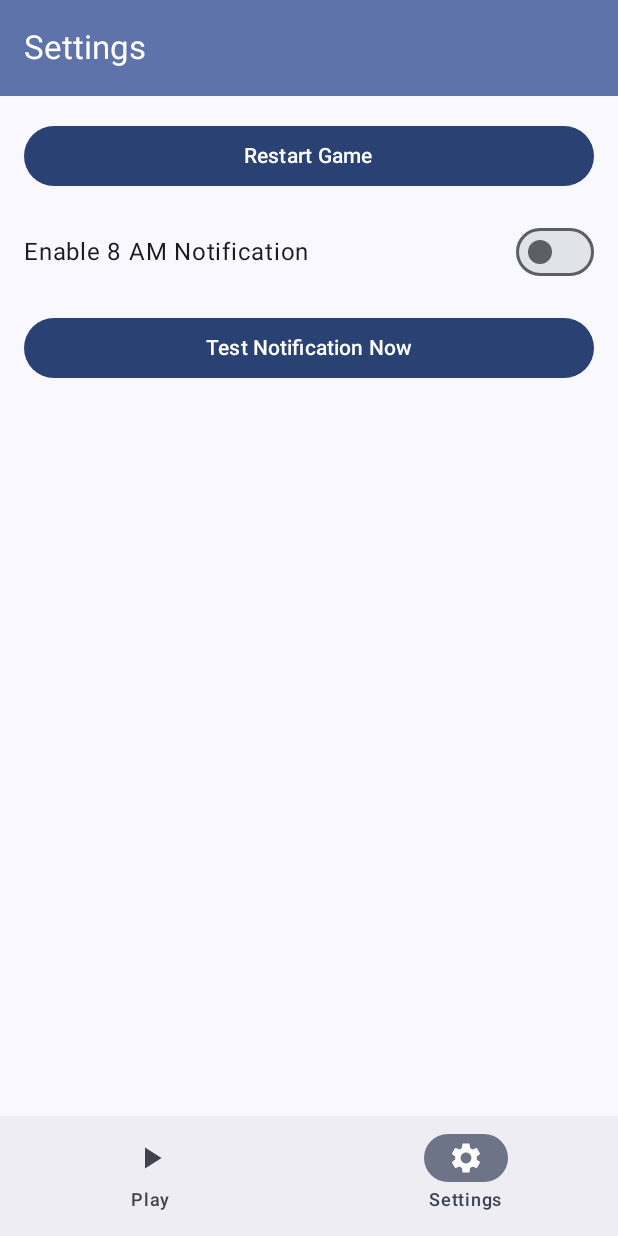
After one commit to dyor/TheAccountant2, an Android app built with Jetpack Compose: the SettingsScreen screen opened through its navigation route, on a phone screen of 412 x 824 dp. The commit adds this screen. Run offline under Robolectric (Android 15) with nearby library versions, the phone set to English and light mode, and no system bars.

Commit message:
Notifications

```diff
--- a/app/src/main/java/com/example/theaccountant2/MainActivity.kt
+++ b/app/src/main/java/com/example/theaccountant2/MainActivity.kt
@@ -11,10 +11,10 @@ import androidx.activity.result.contract.ActivityResultContracts
 import androidx.compose.foundation.layout.fillMaxSize // Keep if used by MainAppScaffold or its children
 import androidx.compose.material3.MaterialTheme // Keep
 import androidx.compose.material3.Surface // Keep
-// Remove Text, Composable, Modifier, Preview for Greeting if not used directly here
+import androidx.compose.ui.Modifier // **** UNCOMMENTED THIS LINE ****
+// Remove Text, Composable, Preview for Greeting if not used directly here
 // import androidx.compose.material3.Text
 // import androidx.compose.runtime.Composable
-// import androidx.compose.ui.Modifier
 // import androidx.compose.ui.tooling.preview.Preview
 import androidx.core.content.ContextCompat
 // import com.example.theaccountant2.ui.navigation.AppNavigation // This will now be called by MainAppScaffold
@@ -47,7 +47,7 @@ class MainActivity : ComponentActivity() {
         setContent {
             TheAccountant2Theme {
                 Surface( // Surface can remain if it\'s part of your overall theme/background
-                    modifier = Modifier.fillMaxSize(),
+                    modifier = Modifier.fillMaxSize(), // This line needs the Modifier import
                     color = MaterialTheme.colorScheme.background
                 ) {
                     MainAppScaffold() // **** USE MainAppScaffold HERE ****
--- /dev/null
+++ b/app/src/main/java/com/example/theaccountant2/ui/navigation/AppNavigation.kt
@@ -0,0 +1,62 @@
+package com.example.theaccountant2.ui.navigation
+
+import androidx.compose.runtime.Composable
+import androidx.compose.ui.platform.LocalContext // Added import
+import androidx.lifecycle.viewmodel.compose.viewModel // Added import
+import androidx.navigation.NavHostController
+import androidx.navigation.NavType
+import androidx.navigation.compose.NavHost
+import androidx.navigation.compose.composable
+import androidx.navigation.navArgument
+import com.example.theaccountant2.AccountantApp // Added import
+import com.example.theaccountant2.ui.screen.BalanceSheetScreen
+import com.example.theaccountant2.ui.screen.IncomeStatementScreen
+import com.example.theaccountant2.ui.screen.JournalEntryScreen
+import com.example.theaccountant2.ui.screen.ScenarioScreen
+import com.example.theaccountant2.ui.viewmodel.FinancialStatementViewModel // Added import
+import com.example.theaccountant2.ui.viewmodel.JournalEntryViewModel // Added import
+import com.example.theaccountant2.ui.viewmodel.ScenarioViewModel // Added import
+
+@Composable
+fun AppNavigation(navController: NavHostController) {
+    val application = LocalContext.current.applicationContext as AccountantApp
+    val factory = application.viewModelFactory
+
+    NavHost(navController = navController, startDestination = Screen.Scenario.route) {
+        composable(Screen.Scenario.route) {
+            val scenarioViewModel: ScenarioViewModel = viewModel(factory = factory)
+            val financialStatementViewModel: FinancialStatementViewModel = viewModel(factory = factory)
+            ScenarioScreen(
+                navController = navController,
+                scenarioViewModel = scenarioViewModel,
+                financialStatementViewModel = financialStatementViewModel
+            )
+        }
+        composable(
+            route = Screen.JournalEntry.route,
+            arguments = listOf(navArgument("narrative") { type = NavType.StringType })
+        ) { backStackEntry ->
+            val narrative = backStackEntry.arguments?.getString("narrative") ?: ""
+            val journalEntryViewModel: JournalEntryViewModel = viewModel(factory = factory)
+            JournalEntryScreen(
+                navController = navController,
+                viewModel = journalEntryViewModel,
+                narrative = narrative // Corrected to match JournalEntryScreen\'s parameter name
+            )
+        }
+        composable(Screen.IncomeStatement.route) {
+            val financialStatementViewModel: FinancialStatementViewModel = viewModel(factory = factory)
+            IncomeStatementScreen(
+                navController = navController,
+                viewModel = financialStatementViewModel
+            )
+        }
+        composable(Screen.BalanceSheet.route) {
+            val financialStatementViewModel: FinancialStatementViewModel = viewModel(factory = factory)
+            BalanceSheetScreen(
+                navController = navController,
+                viewModel = financialStatementViewModel
+            )
+        }
+    }
+}
--- /dev/null
+++ b/app/src/main/java/com/example/theaccountant2/ui/navigation/BottomNavItem.kt
@@ -0,0 +1,25 @@
+package com.example.theaccountant2.ui.navigation
+
+import androidx.compose.material.icons.Icons
+import androidx.compose.material.icons.filled.PlayArrow
+import androidx.compose.material.icons.filled.Settings
+import androidx.compose.ui.graphics.vector.ImageVector
+import com.example.theaccountant2.R
+
+sealed class BottomNavItem(
+    val route: String,
+    val titleResId: Int,
+    val icon: ImageVector
+) {
+    object Play : BottomNavItem(
+        route = "play_graph", // This will be a nested graph
+        titleResId = R.string.bottom_nav_play, // Assumes R.string.bottom_nav_play = "Play"
+        icon = Icons.Filled.PlayArrow
+    )
+
+    object Settings : BottomNavItem(
+        route = "settings",
+        titleResId = R.string.bottom_nav_settings, // Assumes R.string.bottom_nav_settings = "Settings"
+        icon = Icons.Filled.Settings
+    )
+}
--- /dev/null
+++ b/app/src/main/java/com/example/theaccountant2/ui/navigation/MainScaffold.kt
@@ -0,0 +1,81 @@
+package com.example.theaccountant2.ui.navigation
+
+import androidx.compose.foundation.layout.padding
+import androidx.compose.material3.Icon
+import androidx.compose.material3.NavigationBar
+import androidx.compose.material3.NavigationBarItem
+import androidx.compose.material3.Scaffold
+import androidx.compose.material3.Text
+import androidx.compose.runtime.Composable
+import androidx.compose.runtime.getValue
+import androidx.compose.ui.Modifier
+import androidx.compose.ui.res.stringResource
+import androidx.navigation.NavDestination.Companion.hierarchy
+import androidx.navigation.NavGraph.Companion.findStartDestination
+import androidx.navigation.NavHostController
+import androidx.navigation.compose.NavHost
+import androidx.navigation.compose.composable
+import androidx.navigation.compose.currentBackStackEntryAsState
+import androidx.navigation.compose.rememberNavController
+import com.example.theaccountant2.ui.screen.SettingsScreen
+
+@Composable
+fun MainAppScaffold() {
+    val bottomBarNavController = rememberNavController()
+
+    Scaffold(
+        bottomBar = {
+            BottomNavigationBar(navController = bottomBarNavController)
+        }
+    ) { innerPadding ->
+        NavHost(
+            navController = bottomBarNavController,
+            startDestination = BottomNavItem.Play.route,
+            modifier = Modifier.padding(innerPadding)
+        ) {
+            composable(BottomNavItem.Play.route) {
+                // The "Play" tab will have its own nested navigation
+                val playNavController = rememberNavController()
+                AppNavigation(navController = playNavController) // Your existing app navigation
+            }
+            composable(BottomNavItem.Settings.route) {
+                SettingsScreen(/* navController = bottomBarNavController */) // Pass navController if SettingsScreen needs to navigate further
+            }
+        }
+    }
+}
+
+@Composable
+private fun BottomNavigationBar(navController: NavHostController) {
+    val items = listOf(
+        BottomNavItem.Play,
+        BottomNavItem.Settings
+    )
+    NavigationBar {
+        val navBackStackEntry by navController.currentBackStackEntryAsState()
+        val currentDestination = navBackStackEntry?.destination
+
+        items.forEach { screen ->
+            NavigationBarItem(
+                icon = { Icon(screen.icon, contentDescription = stringResource(id = screen.titleResId)) },
+                label = { Text(stringResource(id = screen.titleResId)) },
+                selected = currentDestination?.hierarchy?.any { it.route == screen.route } == true,
+                onClick = {
+                    navController.navigate(screen.route) {
+                        // Pop up to the start destination of the graph to
+                        // avoid building up a large stack of destinations
+                        // on the back stack as users select items
+                        popUpTo(navController.graph.findStartDestination().id) {
+                            saveState = true
+                        }
+                        // Avoid multiple copies of the same destination when
+                        // reselecting the same item
+                        launchSingleTop = true
+                        // Restore state when reselecting a previously selected item
+                        restoreState = true
+                    }
+                }
+            )
+        }
+    }
+}
--- a/app/src/main/java/com/example/theaccountant2/ui/screen/BalanceSheetScreen.kt
+++ b/app/src/main/java/com/example/theaccountant2/ui/screen/BalanceSheetScreen.kt
@@ -15,6 +15,7 @@ import androidx.compose.ui.Modifier
 // import androidx.compose.ui.graphics.Color // Not used, can be removed
 import androidx.compose.ui.text.font.FontWeight
 import androidx.compose.ui.unit.dp
+import androidx.navigation.NavHostController // IMPORT ADDED
 import com.example.theaccountant2.data.model.Account
 import com.example.theaccountant2.data.model.BalanceSheetData
 import com.example.theaccountant2.ui.viewmodel.FinancialStatementViewModel
@@ -25,7 +26,8 @@ import com.example.theaccountant2.ui.common.AccountRow // Added import for share
 @Composable
 fun BalanceSheetScreen(
     modifier: Modifier = Modifier,
-    viewModel: FinancialStatementViewModel
+    viewModel: FinancialStatementViewModel,
+    navController: NavHostController // PARAMETER ADDED
 ) {
     val balanceSheetData by viewModel.balanceSheetData.collectAsState()
 
@@ -124,7 +126,7 @@ fun EquitySectionCard(balanceSheetData: BalanceSheetData) {
 
             if (balanceSheetData.equityDetail.drawingAccounts.isNotEmpty()) {
                  AccountRow(
-                    accountName = "Owner's Drawings",
+                    accountName = "Owner\'s Drawings",
                     balance = balanceSheetData.equityDetail.totalDrawings,
                     isSubtraction = true
                 )
--- a/app/src/main/java/com/example/theaccountant2/ui/screen/IncomeStatementScreen.kt
+++ b/app/src/main/java/com/example/theaccountant2/ui/screen/IncomeStatementScreen.kt
@@ -16,6 +16,7 @@ import androidx.compose.ui.Modifier
 import androidx.compose.ui.graphics.Color
 import androidx.compose.ui.text.font.FontWeight
 import androidx.compose.ui.unit.dp
+import androidx.navigation.NavHostController // IMPORT ADDED
 import com.example.theaccountant2.data.model.Account
 import com.example.theaccountant2.ui.viewmodel.FinancialStatementViewModel
 //import com.example.theaccountant2.ui.viewmodel.IncomeStatementData
@@ -27,7 +28,8 @@ import com.example.theaccountant2.ui.common.AccountRow // Added import for share
 @Composable
 fun IncomeStatementScreen(
     modifier: Modifier = Modifier,
-    viewModel: FinancialStatementViewModel
+    viewModel: FinancialStatementViewModel,
+    navController: NavHostController // PARAMETER ADDED
 ) {
     val incomeStatementData by viewModel.incomeStatementData.collectAsState()
 
--- a/app/src/main/java/com/example/theaccountant2/ui/screen/JournalEntryScreen.kt
+++ b/app/src/main/java/com/example/theaccountant2/ui/screen/JournalEntryScreen.kt
@@ -15,6 +15,7 @@ import androidx.compose.ui.text.input.ImeAction
 import androidx.compose.ui.text.input.KeyboardType
 import androidx.compose.ui.unit.dp
 import androidx.compose.ui.unit.sp
+import androidx.navigation.NavHostController // IMPORT ADDED
 import com.example.theaccountant2.ui.viewmodel.JournalEntryViewModel
 import java.text.NumberFormat
 import java.util.Locale
@@ -24,7 +25,8 @@ import java.util.Locale
 fun JournalEntryScreen(
     modifier: Modifier = Modifier,
     viewModel: JournalEntryViewModel,
-    narrative: String // Added narrative parameter
+    narrative: String, // Existing parameter
+    navController: NavHostController // PARAMETER ADDED
 ) {
     val context = LocalContext.current
 
--- a/app/src/main/java/com/example/theaccountant2/ui/screen/ScenarioScreen.kt
+++ b/app/src/main/java/com/example/theaccountant2/ui/screen/ScenarioScreen.kt
@@ -20,6 +20,7 @@ import androidx.compose.ui.text.font.FontWeight
 import androidx.compose.ui.text.style.TextAlign
 import androidx.compose.ui.unit.dp
 import androidx.compose.ui.unit.sp
+import androidx.navigation.NavHostController // IMPORT ADDED
 import com.example.theaccountant2.data.model.ScenarioQuestion
 import com.example.theaccountant2.ui.viewmodel.ScenarioDisplayMode
 import com.example.theaccountant2.ui.viewmodel.ScenarioViewModel
@@ -30,7 +31,8 @@ import com.example.theaccountant2.ui.viewmodel.FinancialStatementViewModel
 fun ScenarioScreen(
     modifier: Modifier = Modifier,
     scenarioViewModel: ScenarioViewModel,
-    financialStatementViewModel: FinancialStatementViewModel
+    financialStatementViewModel: FinancialStatementViewModel,
+    navController: NavHostController // PARAMETER ADDED
 ) {
     // Scenario States
     val scenario by scenarioViewModel.currentScenario.collectAsState()
--- /dev/null
+++ b/app/src/main/java/com/example/theaccountant2/ui/screen/SettingsScreen.kt
@@ -0,0 +1,150 @@
+package com.example.theaccountant2.ui.screen
+
+import android.app.NotificationChannel
+import android.app.NotificationManager
+import android.content.Context
+import android.os.Build
+import android.widget.Toast
+import androidx.compose.foundation.layout.Arrangement
+import androidx.compose.foundation.layout.Column
+import androidx.compose.foundation.layout.Row
+import androidx.compose.foundation.layout.Spacer
+import androidx.compose.foundation.layout.fillMaxSize
+import androidx.compose.foundation.layout.fillMaxWidth
+import androidx.compose.foundation.layout.height
+import androidx.compose.foundation.layout.padding
+import androidx.compose.material3.Button
+import androidx.compose.material3.ExperimentalMaterial3Api
+import androidx.compose.material3.MaterialTheme
+import androidx.compose.material3.Scaffold
+import androidx.compose.material3.Switch
+import androidx.compose.material3.Text
+import androidx.compose.material3.TopAppBar
+import androidx.compose.material3.TopAppBarDefaults
+import androidx.compose.runtime.Composable
+import androidx.compose.runtime.getValue
+import androidx.compose.runtime.mutableStateOf
+import androidx.compose.runtime.remember
+import androidx.compose.runtime.setValue
+import androidx.compose.ui.Alignment
+import androidx.compose.ui.Modifier
+import androidx.compose.ui.platform.LocalContext
+import androidx.compose.ui.res.stringResource
+import androidx.compose.ui.unit.dp
+import androidx.core.app.NotificationCompat
+import androidx.core.app.NotificationManagerCompat
+import com.example.theaccountant2.R
+
+const val TEST_CHANNEL_ID = "test_channel"
+const val TEST_NOTIFICATION_ID = 1
+
+fun showTestNotification(context: Context) {
+    val notificationManager = NotificationManagerCompat.from(context)
+
+    // TODO: Add runtime permission check for POST_NOTIFICATIONS for Android 13+
+    // <uses-permission android:name=\"android.permission.POST_NOTIFICATIONS\"/> should be in AndroidManifest.xml
+
+    if (Build.VERSION.SDK_INT >= Build.VERSION_CODES.O) {
+        val channel = NotificationChannel(
+            TEST_CHANNEL_ID,
+            "Test Notifications", // User-visible name
+            NotificationManager.IMPORTANCE_DEFAULT
+        ).apply {
+            description = "Channel for test notifications" // User-visible description
+        }
+        val notificationManagerService =
+            context.getSystemService(Context.NOTIFICATION_SERVICE) as NotificationManager
+        notificationManagerService.createNotificationChannel(channel)
+    }
+
+    val builder = NotificationCompat.Builder(context, TEST_CHANNEL_ID)
+        .setSmallIcon(android.R.drawable.ic_dialog_info) // Replace with your app's icon
+        .setContentTitle(context.getString(R.string.notification_test_title))
+        .setContentText(context.getString(R.string.notification_test_text))
+        .setPriority(NotificationCompat.PRIORITY_DEFAULT)
+
+    try {
+        notificationManager.notify(TEST_NOTIFICATION_ID, builder.build())
+        Toast.makeText(context, "Test notification sent!", Toast.LENGTH_SHORT).show()
+    } catch (e: SecurityException) {
+        Toast.makeText(context, "Notification permission missing. Check Logcat.", Toast.LENGTH_LONG).show()
+        // Log.e("SettingsScreen", "Notification permission missing or other security issue", e)
+        // Consider guiding the user to settings or handling the permission request here.
+    }
+}
+
+@OptIn(ExperimentalMaterial3Api::class)
+@Composable
+fun SettingsScreen(
+    // navController: NavController // Will be needed later for navigating within settings
+) {
+    val context = LocalContext.current
+    var enable8amNotification by remember { mutableStateOf(false) }
+
+    Scaffold(
+        topBar = {
+            TopAppBar(
+                title = { Text(stringResource(id = R.string.screen_title_settings)) },
+                colors = TopAppBarDefaults.topAppBarColors(
+                    containerColor = MaterialTheme.colorScheme.primaryContainer,
+                    titleContentColor = MaterialTheme.colorScheme.onPrimaryContainer
+                )
+            )
+        }
+    ) { paddingValues ->
+        Column(
+            modifier = Modifier
+                .fillMaxSize()
+                .padding(paddingValues) // Apply Scaffold's padding first
+                .padding(all = 16.dp),   // Then apply additional padding
+            horizontalAlignment = Alignment.Start,
+            verticalArrangement = Arrangement.Top
+        ) {
+            Button(
+                onClick = {
+                    // TODO: Show confirmation dialog
+                    // TODO: If confirmed, clear all game data
+                    Toast.makeText(context, "Restart Game clicked (Not implemented)", Toast.LENGTH_SHORT).show()
+                },
+                modifier = Modifier.fillMaxWidth()
+            ) {
+                Text(stringResource(id = R.string.setting_restart_game))
+            }
+
+            Spacer(modifier = Modifier.height(16.dp))
+
+            Row(
+                modifier = Modifier.fillMaxWidth(),
+                verticalAlignment = Alignment.CenterVertically,
+                horizontalArrangement = Arrangement.SpaceBetween
+            ) {
+                Text(
+                    text = stringResource(id = R.string.setting_enable_8am_notification),
+                    modifier = Modifier.weight(1f)
+                )
+                Switch(
+                    checked = enable8amNotification,
+                    onCheckedChange = { isChecked ->
+                        enable8amNotification = isChecked
+                        // TODO: Save this preference
+                        // TODO: If checked, schedule 8 AM notification
+                        // TODO: If unchecked, cancel 8 AM notification
+                        val action = if (isChecked) "Enabled" else "Disabled"
+                        Toast.makeText(context, "8 AM Notification $action (Not fully implemented)", Toast.LENGTH_SHORT).show()
+                    }
+                )
+            }
+
+            Spacer(modifier = Modifier.height(16.dp))
+
+            Button(
+                onClick = {
+                    showTestNotification(context)
+                },
+                modifier = Modifier.fillMaxWidth()
+            ) {
+                Text(stringResource(id = R.string.setting_test_notification_now))
+            }
+        }
+    }
+}
--- /dev/null
+++ b/app/src/main/java/com/example/theaccountant2/util/AlarmScheduler.kt
@@ -0,0 +1,56 @@
+package com.example.theaccountant2.util
+
+import android.app.AlarmManager
+import android.app.PendingIntent
+import android.content.Context
+import android.content.Intent
+import java.util.Calendar
+
+object AlarmScheduler {
+
+    private const val ALARM_REQUEST_CODE = 123
+
+    fun scheduleDailyAlarm(context: Context) {
+        val alarmManager = context.getSystemService(Context.ALARM_SERVICE) as AlarmManager
+
+        val alarmIntent = Intent(context, AlarmReceiver::class.java).let {
+            PendingIntent.getBroadcast(context, ALARM_REQUEST_CODE, it,
+                PendingIntent.FLAG_IMMUTABLE or PendingIntent.FLAG_UPDATE_CURRENT)
+        }
+
+        // Set the alarm to start at approximately 8:00 a.m.
+        val calendar: Calendar = Calendar.getInstance().apply {
+            timeInMillis = System.currentTimeMillis()
+            set(Calendar.HOUR_OF_DAY, 8)
+            set(Calendar.MINUTE, 0)
+            set(Calendar.SECOND, 0)
+            set(Calendar.MILLISECOND, 0)
+        }
+
+        // If the 8 AM time has already passed for today, schedule it for tomorrow
+        if (calendar.timeInMillis <= System.currentTimeMillis()) {
+            calendar.add(Calendar.DAY_OF_YEAR, 1)
+        }
+
+        // Set the repeating alarm
+        // Use inexact repeating to save battery. The system will fire it around 8 AM.
+        alarmManager.setInexactRepeating(
+            AlarmManager.RTC_WAKEUP,
+            calendar.timeInMillis,
+            AlarmManager.INTERVAL_DAY,
+            alarmIntent
+        )
+    }
+
+    fun cancelAlarm(context: Context) {
+        val alarmManager = context.getSystemService(Context.ALARM_SERVICE) as AlarmManager
+        val alarmIntent = Intent(context, AlarmReceiver::class.java).let {
+            PendingIntent.getBroadcast(context, ALARM_REQUEST_CODE, it,
+                PendingIntent.FLAG_IMMUTABLE or PendingIntent.FLAG_NO_CREATE)
+        }
+        if (alarmIntent != null) {
+            alarmManager.cancel(alarmIntent)
+            alarmIntent.cancel()
+        }
+    }
+}
--- /dev/null
+++ b/app/src/main/java/com/example/theaccountant2/util/NotificationUtils.kt
@@ -0,0 +1,52 @@
+package com.example.theaccountant2.util
+
+import android.app.NotificationChannel
+import android.app.NotificationManager
+import android.app.PendingIntent
+import android.content.Context
+import android.content.Intent
+import android.os.Build
+import androidx.core.app.NotificationCompat
+import com.example.theaccountant2.MainActivity // Assuming MainActivity is your launch activity
+import com.example.theaccountant2.R // Assuming you have a R.drawable.ic_notification
+
+object NotificationUtils {
+
+    const val CHANNEL_ID = "daily_business_needs_channel"
+    private const val NOTIFICATION_ID = 1
+
+    fun createNotificationChannel(context: Context) {
+        if (Build.VERSION.SDK_INT >= Build.VERSION_CODES.O) {
+            val name = "Daily Business Reminders"
+            val descriptionText = "Channel for daily business needs reminders"
+            val importance = NotificationManager.IMPORTANCE_DEFAULT
+            val channel = NotificationChannel(CHANNEL_ID, name, importance).apply {
+                description = descriptionText
+            }
+            val notificationManager: NotificationManager =
+                context.getSystemService(Context.NOTIFICATION_SERVICE) as NotificationManager
+            notificationManager.createNotificationChannel(channel)
+        }
+    }
+
+    fun showNotification(context: Context) {
+        val intent = Intent(context, MainActivity::class.java).apply {
+            flags = Intent.FLAG_ACTIVITY_NEW_TASK or Intent.FLAG_ACTIVITY_CLEAR_TASK
+        }
+        val pendingIntent: PendingIntent = PendingIntent.getActivity(
+            context, 0, intent, PendingIntent.FLAG_IMMUTABLE or PendingIntent.FLAG_UPDATE_CURRENT
+        )
+
+        val builder = NotificationCompat.Builder(context, CHANNEL_ID)
+            .setSmallIcon(R.drawable.ic_launcher_foreground) // Replace with your notification icon
+            .setContentTitle("AAA Software")
+            .setContentText("New business needs your attention")
+            .setPriority(NotificationCompat.PRIORITY_DEFAULT)
+            .setContentIntent(pendingIntent)
+            .setAutoCancel(true)
+
+        val notificationManager =
+            context.getSystemService(Context.NOTIFICATION_SERVICE) as NotificationManager
+        notificationManager.notify(NOTIFICATION_ID, builder.build())
+    }
+}
--- a/app/src/main/res/values/strings.xml
+++ b/app/src/main/res/values/strings.xml
@@ -1,3 +1,12 @@
 <resources>
     <string name="app_name">TheAccountant2</string>
+    <string name="bottom_nav_play">Play</string>
+    <string name="bottom_nav_settings">Settings</string>
+    <string name="screen_title_settings">Settings</string>
+    <string name="setting_restart_game">Restart Game</string>
+    <string name="setting_enable_8am_notification">Enable 8 AM Notification</string>
+    <string name="setting_test_notification_now">Test Notification Now</string>
+    <string name="setting_restart_game_description">This will delete all your progress.</string>
+    <string name="notification_test_title">Test Notification</string>
+    <string name="notification_test_text">This is a test from The Accountant!</string>
 </resources>
```
Also changed, not shown: app/src/main/AndroidManifest.xml (+11 -0 lines), app/src/main/java/com/example/theaccountant2/AccountantApp.kt (+12 -0 lines), app/src/main/java/com/example/theaccountant2/util/AlarmReceiver.kt (added, +14 -0 lines), app/src/main/java/com/example/theaccountant2/util/BootReceiver.kt (added, +15 -0 lines).
